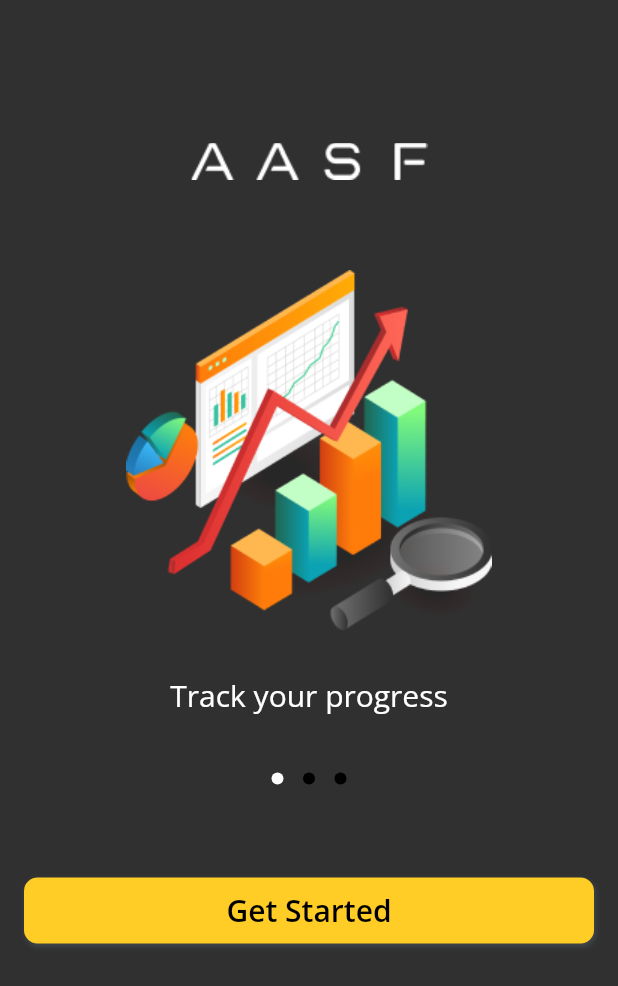
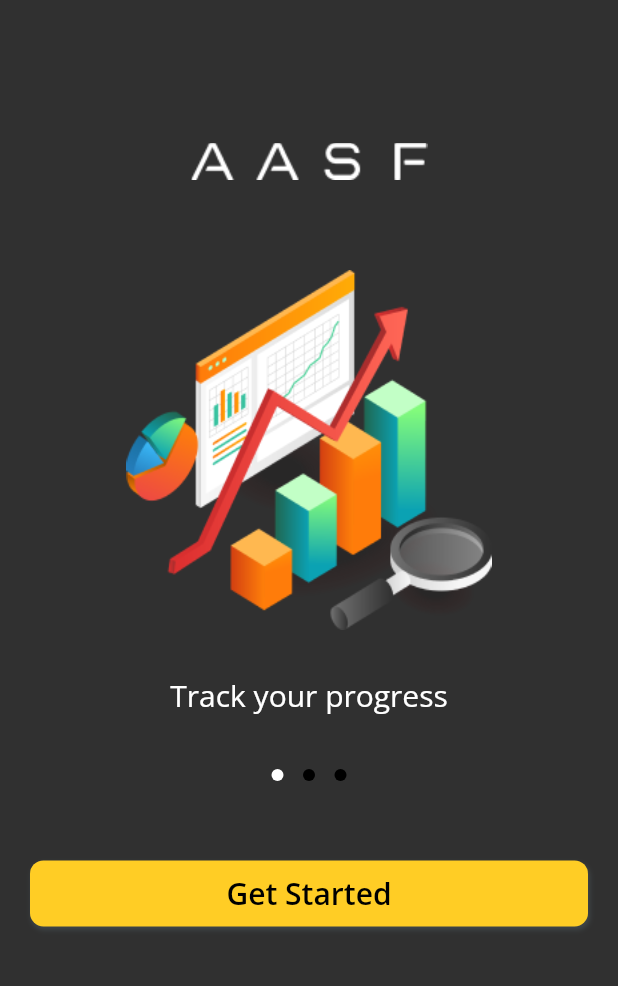
Before and after one commit to 22chiragmodh/AASF-app, a Flutter app: the screen it shows after launch, on a phone screen of 412 x 824 dp. Shown: the top 986 px of the screen. Run offline on Flutter 3.47's test engine with Material 2 defaults, Android fonts, the phone set to English and light mode, and no system bars; our stand-ins replace firebase_core, firebase_dynamic_links, font_awesome_flutter, get, google_fonts, image_picker and 3 more; accounts and stored records are empty.

Commit message:
changes/swipeview

```diff
--- a/lib/src/screens/landing_page.dart
+++ b/lib/src/screens/landing_page.dart
@@ -1,11 +1,36 @@
+import 'package:aasf_iiitmg/src/styles/basestyle.dart';
+import 'package:aasf_iiitmg/src/styles/textstyle.dart';
 import 'package:aasf_iiitmg/src/widgets/AppIcon.dart';
 import 'package:aasf_iiitmg/src/widgets/Appbutton.dart';
-import 'package:aasf_iiitmg/src/widgets/Appswipeview.dart';
-
+import 'package:aasf_iiitmg/src/widgets/Apptext.dart';
 import 'package:flutter/material.dart';
 
-class LandingPage extends StatelessWidget {
+class LandingPage extends StatefulWidget {
   const LandingPage({super.key});
+
+  @override
+  State<LandingPage> createState() => _LandingPageState();
+}
+
+class _LandingPageState extends State<LandingPage> {
+  late PageController _pageController;
+  List<String> imageUrl = [
+    'assets/images/Asset 1 1.png',
+    'assets/images/Asset 1 2.png',
+    'assets/images/Asset 1 3.png',
+  ];
+  List<String> title = [
+    "Track your progress",
+    "Mark your attedence",
+    "Explore more resources"
+  ];
+  int activepage = 0;
+
+  @override
+  void initState() {
+    super.initState();
+    _pageController = PageController(viewportFraction: 0.8, initialPage: 0);
+  }
 
   @override
   Widget build(BuildContext context) {
@@ -16,12 +41,59 @@ class LandingPage extends StatelessWidget {
           child: const AppIcon(
               imgUrl: 'assets/images/AASF.png', imgwidth: 159, imgheight: 47),
         ),
-        const AppSwipeView(),
-        GestureDetector(
-          onTap: (() {
-            Navigator.pushNamed(context, '/verification');
-          }),
-          child: const AppButton(buttontext: 'Get Started'),
+        // swipe image & text
+        SizedBox(
+          width: 1000,
+          height: MediaQuery.of(context).size.height * 0.4,
+          child: PageView.builder(
+              itemCount: imageUrl.length,
+              pageSnapping: true,
+              controller: _pageController,
+              onPageChanged: (page) {
+                setState(() {
+                  activepage = page;
+                });
+              },
+              itemBuilder: (context, pagePosition) {
+                pagePosition = activepage;
+                return Column(
+                  children: [
+                    AppIcon(
+                      imgUrl: imageUrl[pagePosition],
+                      imgwidth: 274,
+                      imgheight: 240,
+                      fit: BoxFit.fill,
+                    ),
+                    AppText(
+                      text: title[pagePosition],
+                      textstyle: Textstyle.inputtext(
+                          Colors.white, 20.0, FontWeight.w400),
+                    ),
+                  ],
+                );
+              }),
+        ),
+        Container(
+          margin: const EdgeInsets.only(top: 27),
+          child: Row(
+            mainAxisAlignment: MainAxisAlignment.center,
+            children: BaseStyle.indicators(imageUrl.length, activepage),
+          ),
+        ),
+        Container(
+          margin: const EdgeInsets.only(top: 30),
+          child: GestureDetector(
+            onTap: (() {
+              if (activepage == 0 || activepage == 1) {
+                setState(() {
+                  activepage = activepage + 1;
+                });
+              } else {
+                Navigator.pushNamed(context, '/verification');
+              }
+            }),
+            child: const AppButton(buttontext: 'Get Started'),
+          ),
         )
       ]),
     );
--- a/lib/src/styles/basestyle.dart
+++ b/lib/src/styles/basestyle.dart
@@ -21,6 +21,10 @@ abstract class BaseStyle {
 
   static double listFieldvertical() {
     return 8.0;
+  }
+
+  static EdgeInsets Btnmargin() {
+    return const EdgeInsets.only(left: 20, right: 20, top: 20);
   }
 
   static EdgeInsets listpadding() {
--- a/lib/src/widgets/Appbutton.dart
+++ b/lib/src/widgets/Appbutton.dart
@@ -11,7 +11,7 @@ class AppButton extends StatelessWidget {
   @override
   Widget build(BuildContext context) {
     return Container(
-      margin: const EdgeInsets.only(top: 20, left: 16, right: 16),
+      margin: BaseStyle.Btnmargin(),
       height: BaseStyle.buttonheight(),
       width: 328,
       decoration: BoxDecoration(
--- a/lib/src/widgets/Appswipeview.dart
+++ /dev/null
@@ -1,77 +0,0 @@
-import 'package:aasf_iiitmg/src/styles/basestyle.dart';
-import 'package:aasf_iiitmg/src/styles/textstyle.dart';
-import 'package:aasf_iiitmg/src/widgets/AppIcon.dart';
-
-import 'package:aasf_iiitmg/src/widgets/Apptext.dart';
-import 'package:flutter/material.dart';
-
-class AppSwipeView extends StatefulWidget {
-  const AppSwipeView({super.key});
-
-  @override
-  State<AppSwipeView> createState() => _AppSwipeViewState();
-}
-
-class _AppSwipeViewState extends State<AppSwipeView> {
-  late PageController _pageController;
-  int activePage = 0;
-
-  List<String> imageUrl = [
-    'assets/images/Asset 1 1.png',
-    'assets/images/Asset 1 2.png',
-    'assets/images/Asset 1 3.png',
-  ];
-
-  List<String> title = [
-    "Track your progress",
-    "Mark your attedence",
-    "Explore more resources"
-  ];
-
-  @override
-  void initState() {
-    super.initState();
-    _pageController = PageController(viewportFraction: 0.8, initialPage: 0);
-  }
-
-  @override
-  Widget build(BuildContext context) {
-    return SizedBox(
-      width: 1000,
-      height: MediaQuery.of(context).size.height * 0.5,
-      child: PageView.builder(
-          itemCount: imageUrl.length,
-          pageSnapping: true,
-          controller: _pageController,
-          onPageChanged: (page) {
-            setState(() {
-              activePage = page;
-            });
-          },
-          itemBuilder: (context, pagePosition) {
-            return Column(
-              children: [
-                AppIcon(
-                  imgUrl: imageUrl[pagePosition],
-                  imgwidth: 274,
-                  imgheight: 240,
-                  fit: BoxFit.fill,
-                ),
-                AppText(
-                  text: title[pagePosition],
-                  textstyle:
-                      Textstyle.inputtext(Colors.white, 20.0, FontWeight.w400),
-                ),
-                Container(
-                  margin: const EdgeInsets.only(top: 27),
-                  child: Row(
-                    mainAxisAlignment: MainAxisAlignment.center,
-                    children: BaseStyle.indicators(imageUrl.length, activePage),
-                  ),
-                ),
-              ],
-            );
-          }),
-    );
-  }
-}
```
Also changed, not shown: pubspec.lock.
